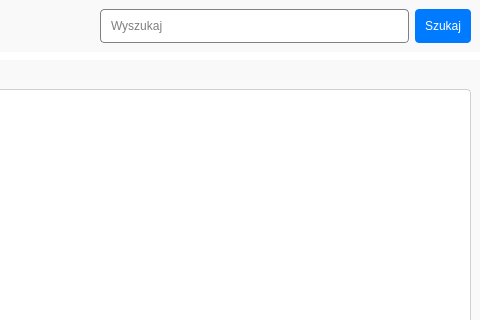
The window that contactswidget.ui (Karoleqk/Baza-Kontaktow) describes before a commit, drawn with Qt 5; both pictures show x 526 to 1006 and y 0 to 320 of the 1006 by 601 pixel window.
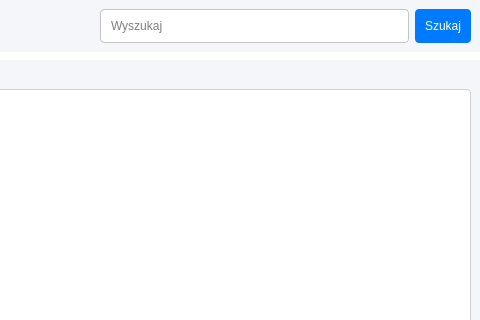
The same window after the commit. Icons and pictures are not drawn.

Commit message: harmonize ui components and color palette

What changed in the file:
```diff
--- a/contactswidget.ui
+++ b/contactswidget.ui
@@ -33,12 +33,8 @@
 	font-size: 20px;
 }
 
-#ContactsWidget {
-	background-color: white;
-}
-
-#header, #mainBody, #sidebar {
-	background-color: #F9F9F9;
+#header, #mainBody {
+	background-color: #F5F6FA;
 }
 
 QPushButton {
@@ -75,10 +71,11 @@
 }
 
 QLineEdit {
+	border: 1px solid #C4C4C4;
 	background-color: white;
-	border: 1px solid gray;
+	border-radius: 6px;
 	border-radius: 4px;
-        padding: 8px;
+    padding: 8px;
 }
     
 QLineEdit:focus {
```
Left out of the diff: 5 changed lines with no effect on the pictures. The commit also changes 5 other files.
